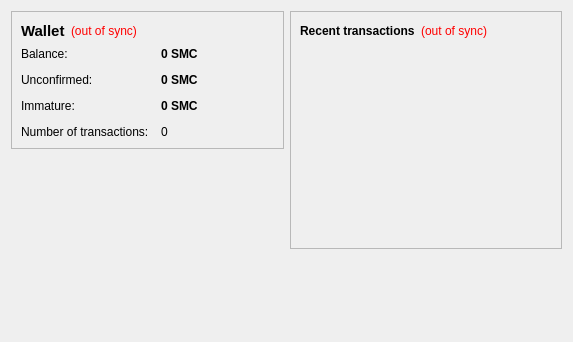
Qt form src/qt/forms/overviewpage.ui (danny1173/TriCoin) before a commit.
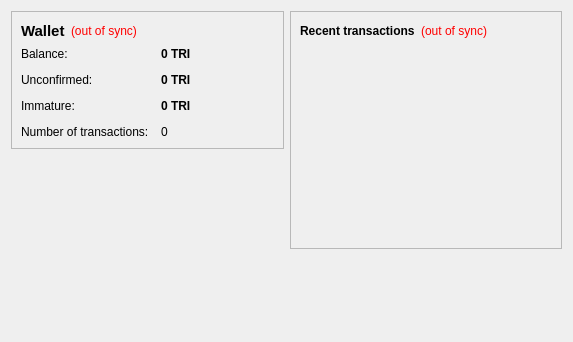
The same form after that commit.

Diff of the .ui file:
```diff
--- a/src/qt/forms/overviewpage.ui
+++ b/src/qt/forms/overviewpage.ui
@@ -105,7 +105,7 @@
              <string>Your current balance</string>
             </property>
             <property name="text">
-             <string notr="true">0 SMC</string>
+             <string notr="true">0 TRI</string>
             </property>
             <property name="textInteractionFlags">
              <set>Qt::LinksAccessibleByMouse|Qt::TextSelectableByKeyboard|Qt::TextSelectableByMouse</set>
@@ -134,7 +134,7 @@
              <string>Total of transactions that have yet to be confirmed, and do not yet count toward the current balance</string>
             </property>
             <property name="text">
-             <string notr="true">0 SMC</string>
+             <string notr="true">0 TRI</string>
             </property>
             <property name="textInteractionFlags">
              <set>Qt::LinksAccessibleByMouse|Qt::TextSelectableByKeyboard|Qt::TextSelectableByMouse</set>
@@ -177,7 +177,7 @@
              <string>Mined balance that has not yet matured</string>
             </property>
             <property name="text">
-             <string notr="true">0 SMC</string>
+             <string notr="true">0 TRI</string>
             </property>
             <property name="textInteractionFlags">
              <set>Qt::LinksAccessibleByMouse|Qt::TextSelectableByKeyboard|Qt::TextSelectableByMouse</set>
```
Left out of the diff: 4 changed lines with no effect on the pictures.
